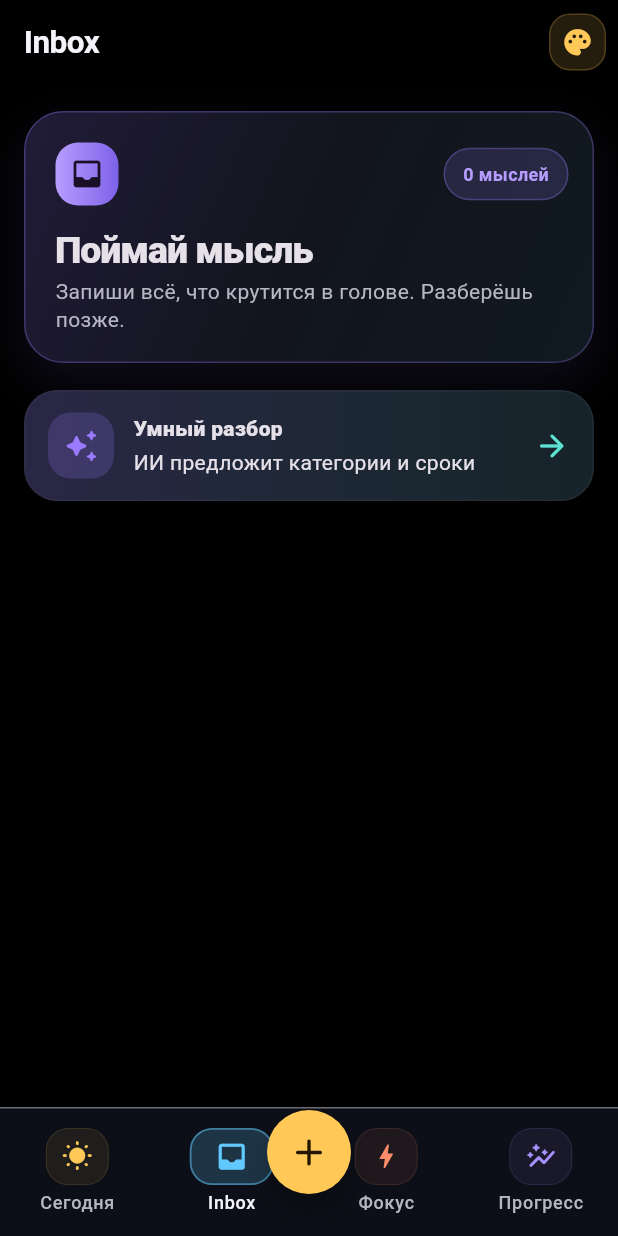
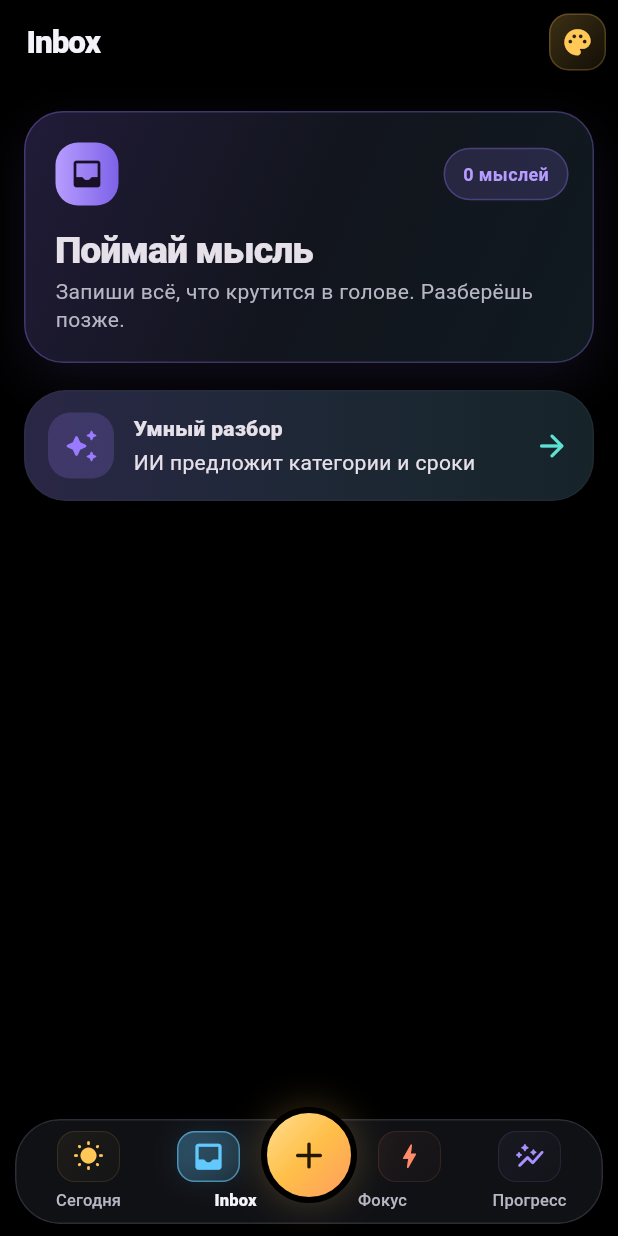
Before and after one commit to d3c0r1x/planerka, a Flutter app: the screen it shows after launch, swiped to page 2, on a phone screen of 412 x 824 dp. Run offline on Flutter 3.47's test engine with Material 3 defaults, Android fonts, the phone set to English and light mode, and no system bars; our stand-ins replace file_picker, flutter_local_notifications, flutter_secure_storage, sqflite, sqflite_common, timezone; missing offline and left inert: background_downloader, home_widget; accounts and stored records are empty.

Commit message:
feat: refine G31 theme and accessible navigation shell

```diff
--- a/lib/app.dart
+++ b/lib/app.dart
@@ -61,9 +61,13 @@ class _ActionGlyph extends StatelessWidget {
     width: 38,
     height: 38,
     decoration: BoxDecoration(
-      color: color.withValues(alpha: .14),
-      borderRadius: BorderRadius.circular(14),
-      border: Border.all(color: color.withValues(alpha: .2)),
+      gradient: LinearGradient(
+        begin: Alignment.topLeft,
+        end: Alignment.bottomRight,
+        colors: [color.withValues(alpha: .24), color.withValues(alpha: .07)],
+      ),
+      borderRadius: BorderRadius.circular(13),
+      border: Border.all(color: color.withValues(alpha: .22)),
     ),
     child: Icon(icon, color: color, size: 21),
   );
@@ -74,27 +78,44 @@ class _NavGlyph extends StatelessWidget {
     required this.icon,
     required this.color,
     required this.selected,
+    this.horizontalOffset = 0,
   });
 
   final IconData icon;
   final Color color;
   final bool selected;
+  final double horizontalOffset;
 
   @override
-  Widget build(BuildContext context) => AnimatedContainer(
-    duration: const Duration(milliseconds: 220),
-    curve: Curves.easeOutBack,
-    width: selected ? 56 : 42,
-    height: 38,
+  Widget build(BuildContext context) => Transform.translate(
+    offset: Offset(horizontalOffset, 0),
+    child: AnimatedContainer(
+      duration: MediaQuery.disableAnimationsOf(context)
+          ? Duration.zero
+          : const Duration(milliseconds: 200),
+      curve: Curves.easeOutCubic,
+      width: 42,
+      height: 34,
       decoration: BoxDecoration(
-      color: color.withValues(alpha: selected ? .2 : .08),
-      borderRadius: BorderRadius.circular(15),
+        gradient: LinearGradient(
+          begin: Alignment.topLeft,
+          end: Alignment.bottomRight,
+          colors: [
+            color.withValues(alpha: selected ? .3 : .06),
+            color.withValues(alpha: selected ? .12 : .02),
+          ],
+        ),
+        borderRadius: BorderRadius.circular(12),
         border: Border.all(
-        color: color.withValues(alpha: selected ? .5 : .12),
-        width: selected ? 1.2 : .7,
+          color: color.withValues(alpha: selected ? .58 : .12),
+          width: selected ? 1 : .7,
         ),
+        boxShadow: selected
+            ? [BoxShadow(color: color.withValues(alpha: .12), blurRadius: 14)]
+            : null,
       ),
       child: Icon(icon, color: color, size: selected ? 23 : 21),
+    ),
   );
 }
 
@@ -290,6 +311,7 @@ class _PlanerkaAppState extends State<PlanerkaApp> with WidgetsBindingObserver {
   }
 
   void _selectTab(int index) {
+    if (index != _tab) unawaited(HapticFeedback.selectionClick());
     setState(() => _tab = index);
     if (_pageController.hasClients && _pageController.page?.round() != index) {
       unawaited(
@@ -474,12 +496,21 @@ class _PlanerkaAppState extends State<PlanerkaApp> with WidgetsBindingObserver {
 
   Widget _mainScaffoldBody(BuildContext context) => Scaffold(
     appBar: AppBar(
-      title: Text(switch (_tab) {
+      title: Text(
+        switch (_tab) {
           0 => 'Ритм дня',
           1 => 'Inbox',
           2 => 'Фокус',
           _ => 'Прогресс',
-      }),
+        },
+        maxLines: 1,
+        overflow: TextOverflow.ellipsis,
+        style: const TextStyle(
+          fontSize: 21,
+          fontWeight: FontWeight.w800,
+          letterSpacing: -.7,
+        ),
+      ),
       actions: [
         PopupMenuButton<String>(
           tooltip: 'Цветовая тема',
@@ -699,21 +730,23 @@ class _PlanerkaAppState extends State<PlanerkaApp> with WidgetsBindingObserver {
         systemNavigationBarDividerColor: Colors.black,
         systemNavigationBarContrastEnforced: false,
       ),
+      child: SafeArea(
+        top: false,
+        minimum: const EdgeInsets.fromLTRB(10, 0, 10, 8),
         child: SizedBox(
-        height: 86,
+          height: 78,
           child: Stack(
             alignment: Alignment.topCenter,
             children: [
               Positioned.fill(
+                top: 8,
+                child: ClipRRect(
+                  borderRadius: BorderRadius.circular(30),
                   child: DecoratedBox(
                     decoration: BoxDecoration(
-                  color: const Color(0xF20D1018),
-                  border: Border(
-                    top: BorderSide(
-                      color: Theme.of(context).colorScheme.outlineVariant
-                          .withValues(alpha: .52),
-                    ),
-                  ),
+                      color: const Color(0xFF101115),
+                      borderRadius: BorderRadius.circular(30),
+                      border: Border.all(color: const Color(0xFF2B2C35)),
                       boxShadow: const [
                         BoxShadow(
                           color: Color(0x66000000),
@@ -723,8 +756,9 @@ class _PlanerkaAppState extends State<PlanerkaApp> with WidgetsBindingObserver {
                       ],
                     ),
                     child: NavigationBar(
-                  height: 82,
-                  labelBehavior: NavigationDestinationLabelBehavior.alwaysShow,
+                      height: 70,
+                      labelBehavior:
+                          NavigationDestinationLabelBehavior.alwaysShow,
                       indicatorColor: Colors.transparent,
                       backgroundColor: Colors.transparent,
                       selectedIndex: _tab,
@@ -748,11 +782,13 @@ class _PlanerkaAppState extends State<PlanerkaApp> with WidgetsBindingObserver {
                           key: const ValueKey('nav-inbox'),
                           icon: const _NavGlyph(
                             icon: Icons.inbox_rounded,
+                            horizontalOffset: -18,
                             color: Color(0xFF62C9FF),
                             selected: false,
                           ),
                           selectedIcon: const _NavGlyph(
                             icon: Icons.inbox_rounded,
+                            horizontalOffset: -18,
                             color: Color(0xFF62C9FF),
                             selected: true,
                           ),
@@ -762,11 +798,13 @@ class _PlanerkaAppState extends State<PlanerkaApp> with WidgetsBindingObserver {
                           key: const ValueKey('nav-focus'),
                           icon: const _NavGlyph(
                             icon: Icons.bolt_rounded,
+                            horizontalOffset: 18,
                             color: Color(0xFFFF8C69),
                             selected: false,
                           ),
                           selectedIcon: const _NavGlyph(
                             icon: Icons.bolt_rounded,
+                            horizontalOffset: 18,
                             color: Color(0xFFFF8C69),
                             selected: true,
                           ),
@@ -790,23 +828,60 @@ class _PlanerkaAppState extends State<PlanerkaApp> with WidgetsBindingObserver {
                     ),
                   ),
                 ),
+              ),
               Positioned(
-              top: 2,
+                top: 0,
                 child: Builder(
-                builder: (context) => FloatingActionButton(
+                  builder: (context) => Semantics(
                     key: const Key('center-action-button'),
+                    label: 'Записать задачу в Inbox',
+                    button: true,
+                    onTap: () => _showQuickCapture(context),
+                    excludeSemantics: true,
+                    child: DecoratedBox(
+                      decoration: BoxDecoration(
+                        shape: BoxShape.circle,
+                        gradient: const LinearGradient(
+                          begin: Alignment.topLeft,
+                          end: Alignment.bottomRight,
+                          colors: [
+                            Color(0xFFFFE398),
+                            Color(0xFFFFBE48),
+                            Color(0xFFFF9863),
+                          ],
+                        ),
+                        border: Border.all(color: Colors.black, width: 4),
+                        boxShadow: const [
+                          BoxShadow(
+                            color: Color(0x35FFC857),
+                            blurRadius: 20,
+                            spreadRadius: 1,
+                          ),
+                        ],
+                      ),
+                      child: Padding(
+                        padding: const EdgeInsets.all(4),
+                        child: FloatingActionButton(
                           heroTag: 'center-quick-capture',
                           tooltip: 'Добавить задачу',
-                  onPressed: () => _showQuickCapture(context),
-                  backgroundColor: const Color(0xFFFFC857),
+                          onPressed: () {
+                            unawaited(HapticFeedback.lightImpact());
+                            unawaited(_showQuickCapture(context));
+                          },
+                          backgroundColor: Colors.transparent,
                           foregroundColor: const Color(0xFF241700),
-                  elevation: 7,
+                          elevation: 0,
+                          highlightElevation: 0,
                           shape: const CircleBorder(),
                           child: const Icon(Icons.add_rounded, size: 30),
                         ),
                       ),
                     ),
+                  ),
+                ),
+              ),
             ],
+          ),
         ),
       ),
     ),
--- a/lib/core/app_theme.dart
+++ b/lib/core/app_theme.dart
@@ -52,6 +52,7 @@ class AppTheme {
       useMaterial3: true,
       colorScheme: scheme,
       scaffoldBackgroundColor: scheme.surface,
+      splashFactory: InkSparkle.splashFactory,
       textTheme: typography.copyWith(
         displaySmall: typography.displaySmall?.copyWith(
           fontSize: 38,
@@ -78,6 +79,10 @@ class AppTheme {
           fontWeight: FontWeight.w700,
         ),
         bodyLarge: typography.bodyLarge?.copyWith(fontSize: 16, height: 1.4),
+        labelLarge: typography.labelLarge?.copyWith(
+          fontWeight: FontWeight.w700,
+          letterSpacing: .1,
+        ),
       ),
       cardTheme: CardThemeData(
         color: scheme.surfaceContainerLow,
@@ -85,8 +90,8 @@ class AppTheme {
         margin: const EdgeInsets.symmetric(vertical: 6, horizontal: 0),
         clipBehavior: Clip.antiAlias,
         shape: RoundedRectangleBorder(
-          borderRadius: BorderRadius.circular(22),
-          side: BorderSide(color: scheme.outlineVariant.withValues(alpha: .4)),
+          borderRadius: BorderRadius.circular(28),
+          side: BorderSide(color: scheme.outlineVariant.withValues(alpha: .25)),
         ),
       ),
       appBarTheme: AppBarTheme(
@@ -95,6 +100,7 @@ class AppTheme {
         centerTitle: false,
         elevation: 0,
         scrolledUnderElevation: 0,
+        titleSpacing: 18,
       ),
       filledButtonTheme: FilledButtonThemeData(
         style: FilledButton.styleFrom(
@@ -106,10 +112,45 @@ class AppTheme {
       ),
       inputDecorationTheme: InputDecorationTheme(
         filled: true,
+        fillColor: scheme.surfaceContainerHigh.withValues(alpha: .7),
+        contentPadding: const EdgeInsets.symmetric(
+          horizontal: 18,
+          vertical: 18,
+        ),
         border: OutlineInputBorder(
           borderRadius: BorderRadius.circular(16),
           borderSide: BorderSide.none,
         ),
+        focusedBorder: OutlineInputBorder(
+          borderRadius: BorderRadius.circular(16),
+          borderSide: BorderSide(color: scheme.primary, width: 1.4),
+        ),
+      ),
+      navigationBarTheme: NavigationBarThemeData(
+        elevation: 0,
+        surfaceTintColor: Colors.transparent,
+        labelTextStyle: WidgetStateProperty.resolveWith(
+          (states) => TextStyle(
+            fontSize: 11,
+            fontWeight: states.contains(WidgetState.selected)
+                ? FontWeight.w800
+                : FontWeight.w500,
+            color: states.contains(WidgetState.selected)
+                ? scheme.onSurface
+                : scheme.onSurfaceVariant,
+            letterSpacing: .1,
+          ),
+        ),
+      ),
+      snackBarTheme: SnackBarThemeData(
+        behavior: SnackBarBehavior.floating,
+        backgroundColor: scheme.surfaceContainerHighest,
+        contentTextStyle: TextStyle(color: scheme.onSurface),
+        shape: RoundedRectangleBorder(borderRadius: BorderRadius.circular(20)),
+      ),
+      dialogTheme: DialogThemeData(
+        backgroundColor: scheme.surfaceContainerLow,
+        shape: RoundedRectangleBorder(borderRadius: BorderRadius.circular(28)),
       ),
     );
   }
```
Also changed, not shown: 2 other files. Lines whose indentation alone changed are shown as unchanged.
